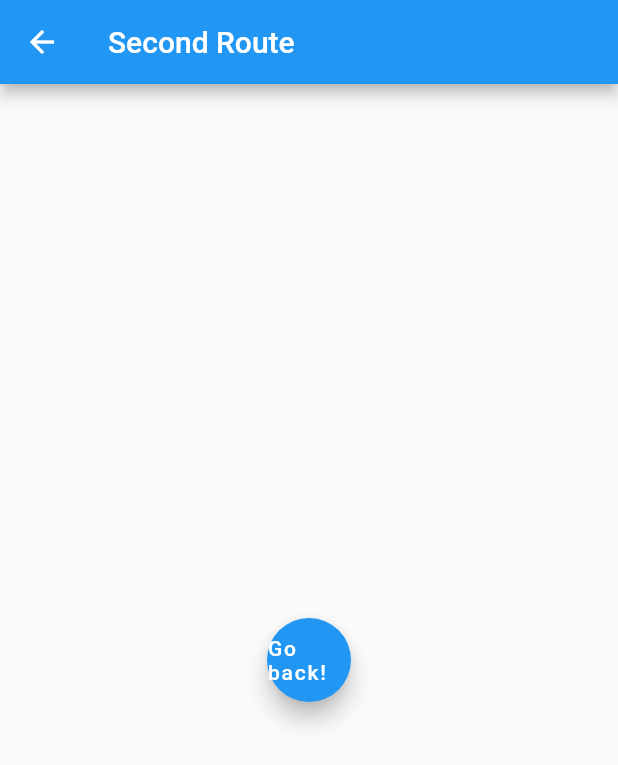
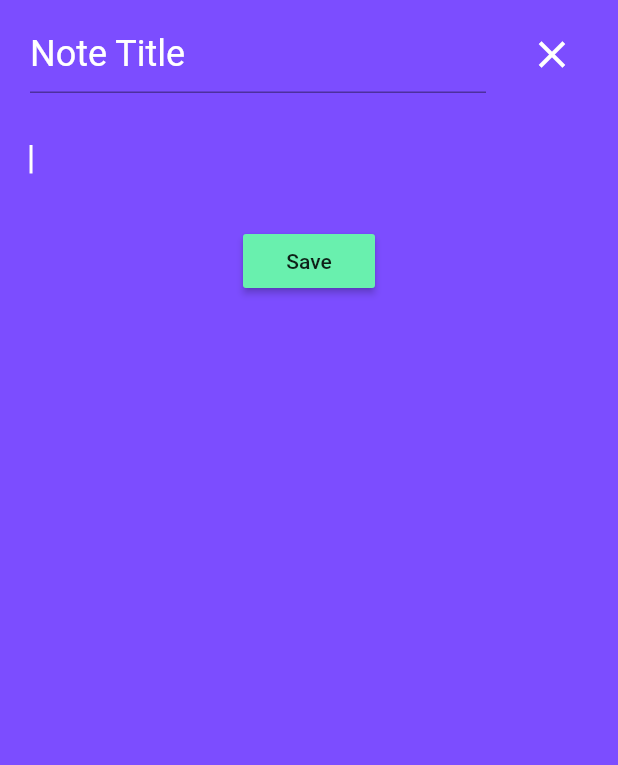
Before and after one commit to NevilleMthw/NotesApp, a Flutter app: the screen it shows after launch, after a tap on the "add" icon, on a phone screen of 412 x 824 dp. Shown: the top 765 px of the screen. Run offline on Flutter 3.47's test engine with Material 2 defaults, Android fonts, the phone set to English and light mode, and no system bars.

Commit message:
Added functionality for creating notes

```diff
--- a/lib/main.dart
+++ b/lib/main.dart
@@ -1,4 +1,9 @@
 import 'package:flutter/material.dart';
+
+TextEditingController _notesController1 =
+    new TextEditingController(text: 'Note Title');
+
+TextEditingController _notesController2 = new TextEditingController();
 
 void main() => runApp(MaterialApp(
       debugShowCheckedModeBanner: false,
@@ -8,8 +13,7 @@ void main() => runApp(MaterialApp(
 class Home extends StatelessWidget {
   @override
   Widget build(BuildContext context) {
-    return (
-      Scaffold(
+    return (Scaffold(
       drawer: Drawer(
         child: ListView(
           children: <Widget>[
@@ -34,7 +38,6 @@ class Home extends StatelessWidget {
               title: Text('Random'),
             ),
           ],
-
         ),
       ),
       backgroundColor: Colors.grey[600],
@@ -52,9 +55,10 @@ class Home extends StatelessWidget {
         backgroundColor: Colors.grey[900],
       ),
       floatingActionButton: FloatingActionButton(
-      child: Icon(Icons.add), onPressed: () {
-        Navigator.push(context,
-        MaterialPageRoute(builder: (context) => Hero()));
+        child: Icon(Icons.add),
+        onPressed: () {
+          Navigator.push(
+              context, MaterialPageRoute(builder: (context) => Hero()));
         },
         backgroundColor: Colors.grey[900],
       ),
@@ -67,17 +71,80 @@ class Hero extends StatelessWidget {
   @override
   Widget build(BuildContext context) {
     return Scaffold(
-      appBar: AppBar(
-        title: Text("Second Route"),
+      body: Container(
+        height: MediaQuery.of(context).size.height,
+        width: MediaQuery.of(context).size.width,
+        color: Colors.deepPurpleAccent,
+        child: SafeArea(
+          child: SingleChildScrollView(
+            child: Column(
+              children: <Widget>[
+                buildHeading(context),
+                buildNotesText(),
+                buildSubmitButton(context),
+              ],
             ),
-      body: Center(
-        child: FloatingActionButton(
-          onPressed: () {
-            // Navigate back to first route when tapped.
-          },
-          child: Text('Go back!'),
+          ),
         ),
       ),
     );
   }
 }
+
+Widget buildHeading(context) {
+  return Material(
+    color: Colors.deepPurpleAccent,
+    child: Padding(
+      padding: const EdgeInsets.only(left: 20.0, top: 10.0),
+      child: Row(
+        children: <Widget>[
+          Expanded(
+            child: TextField(
+              maxLines: 1,
+              controller: _notesController1,
+              style: TextStyle(fontSize: 24, color: Colors.white),
+            ),
+          ),
+          FlatButton(
+            child: Icon(Icons.close, color: Colors.white, size: 30),
+            onPressed: () {
+              Navigator.of(context).pop();
+            },
+          )
+        ],
+      ),
+    ),
+  );
+}
+
+Widget buildNotesText() {
+  return Material(
+    color: Colors.deepPurpleAccent,
+    child: Padding(
+      padding: const EdgeInsets.all(20.0),
+      child: TextField(
+        maxLines: null,
+        controller: _notesController2,
+        decoration: InputDecoration(
+          border: InputBorder.none,
+        ),
+        cursorColor: Colors.white,
+        autofocus: true,
+        style: TextStyle(color: Colors.white),
+      ),
+    ),
+  );
+}
+
+Widget buildSubmitButton(context) {
+  return Material(
+    color: Colors.deepPurpleAccent,
+    child: RaisedButton(
+      child: Text("Save"),
+      color: Colors.greenAccent,
+      onPressed: () async {
+        Navigator.of(context).pop();
+      },
+    ),
+  );
+}
```
Lines whose indentation alone changed are shown as unchanged.
